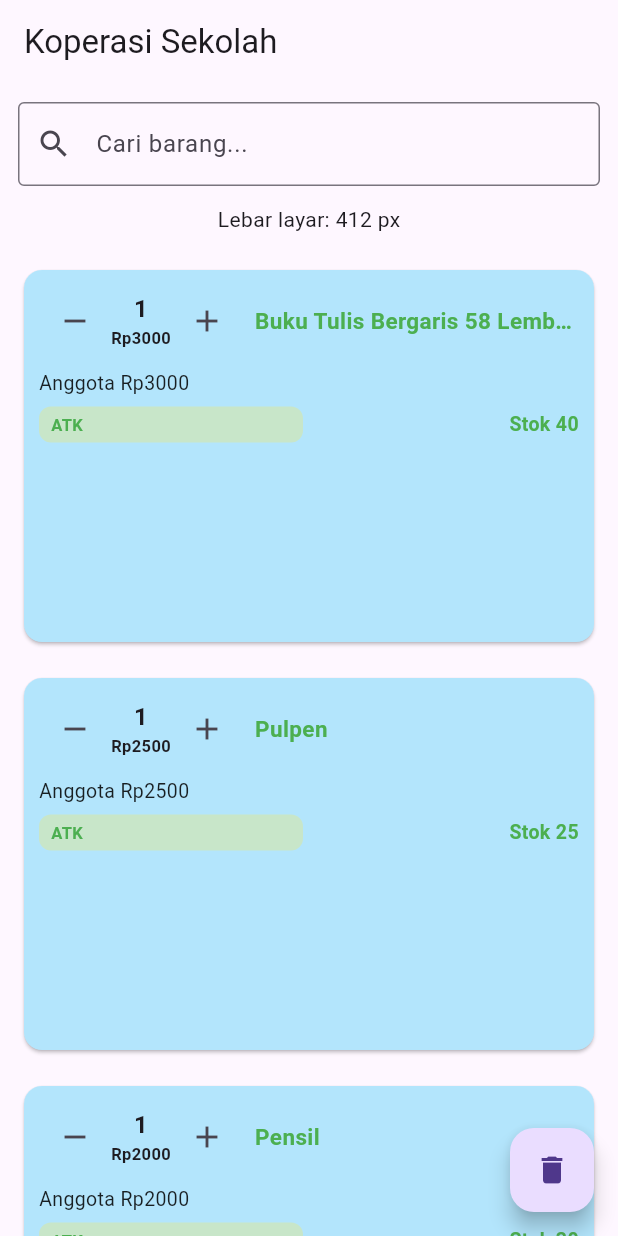
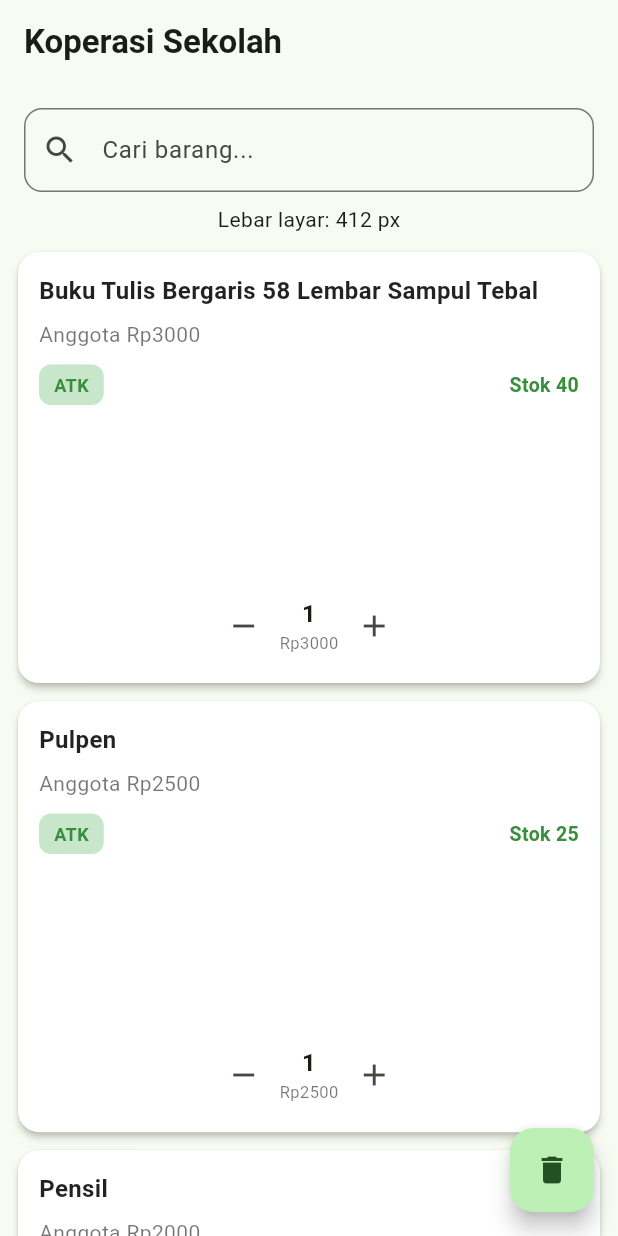
Before and after one commit to aselyarpl1-pixel/Latihan01_06, a Flutter app: the screen it shows after launch, on a phone screen of 412 x 824 dp. Run offline on Flutter 3.47's test engine with Material 3 defaults, Android fonts, the phone set to English and light mode, and no system bars.

Commit message:
LKM-12 antarmuka utuh

```diff
--- a/kopsis_ui/lib/barang_card.dart
+++ b/kopsis_ui/lib/barang_card.dart
@@ -20,69 +20,61 @@ class BarangCard extends StatelessWidget {
   @override
   Widget build(BuildContext context) {
     return Card(
-      margin: const EdgeInsets.all(8),
-      color: Colors.lightBlue.shade100,
+      margin: EdgeInsets.zero,
+
+      elevation: 2,
+
+      shape: RoundedRectangleBorder(
+        borderRadius: BorderRadius.circular(14),
+      ),
+
+      color: Colors.white,
 
       child: Padding(
-        padding: const EdgeInsets.all(10),
+        padding: const EdgeInsets.all(14),
 
         child: Column(
-          mainAxisSize: MainAxisSize.min,
           crossAxisAlignment: CrossAxisAlignment.start,
           children: [
-
-            // BAGIAN NAMA DAN JUMLAH
-            Row(
-              children: [
-                // Tombol jumlah
-                KeranjangItem(
-                  stok: stok,
-                  harga: hargaAnggota,
-                ),
-
-                const SizedBox(width: 8),
-
-                // Nama barang menggunakan Expanded
-                // agar tidak melebar keluar Card
-                Expanded(
-                  child: Text(
+            // =========================
+            // NAMA BARANG
+            // =========================
+            Text(
               nama,
-                    maxLines: 1,
+              maxLines: 2,
               overflow: TextOverflow.ellipsis,
               style: const TextStyle(
-                      color: Colors.green,
+                fontSize: 16,
                 fontWeight: FontWeight.bold,
-                      fontSize: 15,
+                color: Colors.black87,
               ),
-                  ),
-                ),
-              ],
             ),
 
             const SizedBox(height: 8),
 
-            // HARGA
+            // =========================
+            // HARGA ANGGOTA
+            // =========================
             Text(
               'Anggota Rp$hargaAnggota',
-              maxLines: 1,
-              overflow: TextOverflow.ellipsis,
               style: const TextStyle(
-                color: Colors.black87,
-                fontSize: 13,
+                fontSize: 14,
+                color: Colors.black54,
               ),
             ),
 
-            const SizedBox(height: 6),
+            const SizedBox(height: 10),
 
+            // =========================
             // KATEGORI DAN STOK
+            // =========================
             Row(
               children: [
                 // Kategori
-                Expanded(
-                  child: Container(
+                Container(
                   padding: const EdgeInsets.symmetric(
-                      horizontal: 8,
-                      vertical: 4,
+                    horizontal: 10,
+                    vertical: 5,
                   ),
                   decoration: BoxDecoration(
                     color: Colors.green.shade100,
@@ -90,34 +82,38 @@ class BarangCard extends StatelessWidget {
                   ),
                   child: Text(
                     kategori,
-                      maxLines: 1,
-                      overflow: TextOverflow.ellipsis,
-                      style: const TextStyle(
-                        color: Colors.green,
-                        fontSize: 11,
+                    style: TextStyle(
+                      color: Colors.green.shade700,
+                      fontSize: 12,
                       fontWeight: FontWeight.bold,
                     ),
                   ),
                 ),
-                ),
 
-                const SizedBox(width: 8),
+                const Spacer(),
 
                 // Stok
-                Expanded(
-                  child: Text(
-                    'Stok ${stok.toString()}',
-                    maxLines: 1,
-                    overflow: TextOverflow.ellipsis,
-                    textAlign: TextAlign.end,
-                    style: const TextStyle(
-                      color: Colors.green,
+                Text(
+                  'Stok $stok',
+                  style: TextStyle(
+                    color: Colors.green.shade700,
                     fontWeight: FontWeight.bold,
                     fontSize: 13,
                   ),
                 ),
+              ],
             ),
-              ],
+
+            const Spacer(),
+
+            // =========================
+            // KERANJANG / JUMLAH
+            // =========================
+            Center(
+              child: KeranjangItem(
+                stok: stok,
+                harga: hargaAnggota,
+              ),
             ),
           ],
         ),
--- a/kopsis_ui/lib/keranjang_item.dart
+++ b/kopsis_ui/lib/keranjang_item.dart
@@ -1,68 +1,7 @@
 import 'package:flutter/material.dart';
 
-void main() {
-  runApp(const MyApp());
-}
-
-// Widget utama aplikasi
-class MyApp extends StatelessWidget {
-  const MyApp({super.key});
-
-  @override
-  Widget build(BuildContext context) {
-    return MaterialApp(
-      debugShowCheckedModeBanner: false,
-      title: 'Keranjang Barang',
-      home: const HalamanKeranjang(),
-    );
-  }
-}
-
-// Halaman utama
-class HalamanKeranjang extends StatefulWidget {
-  const HalamanKeranjang({super.key});
-
-  @override
-  State<HalamanKeranjang> createState() => _HalamanKeranjangState();
-}
-
-class _HalamanKeranjangState extends State<HalamanKeranjang> {
-  // Untuk mengatur apakah KeranjangItem ditampilkan atau tidak
-  bool tampilkanKeranjang = true;
-
-  @override
-  Widget build(BuildContext context) {
-    return Scaffold(
-      appBar: AppBar(
-        title: const Text('Keranjang Barang'),
-      ),
-      body: Center(
-        child: tampilkanKeranjang
-            ? const KeranjangItem(
-                stok: 10,
-                harga: 5000,
-              )
-            : const Text(
-                'KeranjangItem sudah dihapus',
-                style: TextStyle(
-                  fontSize: 18,
-                ),
-              ),
-      ),
-      floatingActionButton: FloatingActionButton(
-        onPressed: () {
-          setState(() {
-            tampilkanKeranjang = false;
-          });
-        },
-        child: const Icon(Icons.delete),
-      ),
-    );
-  }
-}
-
 // KeranjangItem menggunakan StatefulWidget
-// karena jumlah barang dapat berubah saat tombol + atau - ditekan.
+// karena jumlah barang bisa berubah.
 class KeranjangItem extends StatefulWidget {
   final int stok;
   final int harga;
@@ -77,7 +16,6 @@ class KeranjangItem extends StatefulWidget {
   State<KeranjangItem> createState() => _KeranjangItemState();
 }
 
-// State untuk menyimpan jumlah barang yang dipilih.
 class _KeranjangItemState extends State<KeranjangItem> {
   late int jumlah;
 
@@ -85,16 +23,12 @@ class _KeranjangItemState extends State<KeranjangItem> {
   void initState() {
     super.initState();
 
-    // Menampilkan pesan lifecycle
-    // ignore: avoid_print
-    print('initState dipanggil');
-
-    // Jika stok tersedia, jumlah awal adalah 1.
-    // Jika stok 0, jumlah awal adalah 0.
+    // Jika stok tersedia, jumlah awal = 1.
+    // Jika stok 0, jumlah awal = 0.
     jumlah = widget.stok > 0 ? 1 : 0;
   }
 
-  // Fungsi untuk mengurangi jumlah barang.
+  // Mengurangi jumlah
   void kurangiJumlah() {
     if (jumlah > 0) {
       setState(() {
@@ -103,15 +37,13 @@ class _KeranjangItemState extends State<KeranjangItem> {
     }
   }
 
-  // Fungsi untuk menambah jumlah barang.
+  // Menambah jumlah
   void tambahJumlah() {
-    // Jumlah tidak boleh melebihi stok.
     if (jumlah < widget.stok) {
       setState(() {
         jumlah++;
       });
     } else {
-      // Menampilkan pesan jika jumlah sudah mencapai stok.
       ScaffoldMessenger.of(context).showSnackBar(
         const SnackBar(
           content: Text(
@@ -124,23 +56,20 @@ class _KeranjangItemState extends State<KeranjangItem> {
 
   @override
   Widget build(BuildContext context) {
-    // Menampilkan pesan setiap kali build dipanggil.
-    // ignore: avoid_print
-    print('build dipanggil');
-
-    // Menghitung total harga berdasarkan jumlah barang.
-    int totalHarga = widget.harga * jumlah;
+    // Menghitung total harga
+    final int totalHarga = widget.harga * jumlah;
 
     return Row(
       mainAxisSize: MainAxisSize.min,
       children: [
-        // Tombol untuk mengurangi jumlah.
+        // Tombol -
         IconButton(
+          onPressed: jumlah > 0 ? kurangiJumlah : null,
           icon: const Icon(Icons.remove),
-          onPressed: kurangiJumlah,
+          tooltip: 'Kurangi',
         ),
 
-        // Menampilkan jumlah dan total harga.
+        // Jumlah dan total
         Column(
           mainAxisSize: MainAxisSize.min,
           children: [
@@ -151,31 +80,26 @@ class _KeranjangItemState extends State<KeranjangItem> {
                 fontWeight: FontWeight.bold,
               ),
             ),
+
             Text(
               'Rp$totalHarga',
               style: const TextStyle(
                 fontSize: 11,
-                fontWeight: FontWeight.bold,
+                color: Colors.black54,
               ),
             ),
           ],
         ),
 
-        // Tombol untuk menambah jumlah.
+        // Tombol +
         IconButton(
+          onPressed: jumlah < widget.stok
+              ? tambahJumlah
+              : null,
           icon: const Icon(Icons.add),
-          onPressed: tambahJumlah,
+          tooltip: 'Tambah',
         ),
       ],
     );
   }
-
-  @override
-  void dispose() {
-    // Menampilkan pesan ketika State dihapus.
-    // ignore: avoid_print
-    print('dispose dipanggil');
-
-    super.dispose();
-  }
 }
--- a/kopsis_ui/lib/main.dart
+++ b/kopsis_ui/lib/main.dart
@@ -124,19 +124,13 @@ class _MyAppState extends State<MyApp> {
       },
     ];
 
-    // =========================
-    // FILTER STOK
-    // =========================
-    final barangTersedia =
-        daftarBarang.where((barang) {
+    // Hanya menampilkan barang yang stoknya masih tersedia
+    final barangTersedia = daftarBarang.where((barang) {
       return barang['stok'] > 0;
     }).toList();
 
-    // =========================
-    // FILTER PENCARIAN
-    // =========================
-    final hasilCari =
-        barangTersedia.where((barang) {
+    // Filter berdasarkan pencarian
+    final hasilCari = barangTersedia.where((barang) {
       return barang['nama']
           .toString()
           .toLowerCase()
@@ -145,59 +139,58 @@ class _MyAppState extends State<MyApp> {
 
     return MaterialApp(
       debugShowCheckedModeBanner: false,
+      title: 'Koperasi Sekolah',
+
+      theme: ThemeData(
+        colorScheme: ColorScheme.fromSeed(
+          seedColor: Colors.green,
+        ),
+        useMaterial3: true,
+      ),
 
       home: Scaffold(
+        // =========================
+        // APPBAR
+        // =========================
         appBar: AppBar(
-          title: const Text('Koperasi Sekolah'),
+          title: const Text(
+            'Koperasi Sekolah',
+            style: TextStyle(
+              fontWeight: FontWeight.bold,
+            ),
+          ),
         ),
 
         // =========================
         // BODY
         // =========================
         body: tampilkanBarang
-            ? Center(
-                child: LayoutBuilder(
-                  builder: (context, constraints) {
-
-                    // Membatasi lebar tampilan maksimal 600 px
-                    final double lebarTampilan =
-                        constraints.maxWidth < 1000
-                            ? constraints.maxWidth
-                            : 1000;
-
-                    // =========================
-                    // MENENTUKAN JUMLAH KOLOM
-                    // =========================
-                    int kolom;
-
-                    if (lebarTampilan < 600) {
-                      kolom = 1;
-                    } else if (lebarTampilan < 900) {
-                      kolom = 2;
-                    } else {
-                      kolom = 3;
-                    }
-
-                    return SizedBox(
-                      width: lebarTampilan,
-
-                      child: Column(
+            ? Column(
                 children: [
-
                   // =========================
                   // KOTAK PENCARIAN
                   // =========================
-                          Padding(
-                            padding: const EdgeInsets.all(12),
+                  Center(
+                    child: ConstrainedBox(
+                      constraints: const BoxConstraints(
+                        maxWidth: 1000,
+                      ),
+                      child: Padding(
+                        padding: const EdgeInsets.fromLTRB(
+                          16,
+                          16,
+                          16,
+                          8,
+                        ),
                         child: TextField(
                           controller: _controller,
-
-                              decoration: const InputDecoration(
+                          decoration: InputDecoration(
                             hintText: 'Cari barang...',
-                                prefixIcon: Icon(Icons.search),
-                                border: OutlineInputBorder(),
+                            prefixIcon: const Icon(Icons.search),
+                            border: OutlineInputBorder(
+                              borderRadius: BorderRadius.circular(12),
                             ),
-
+                          ),
                           onChanged: (nilai) {
                             setState(() {
                               kataCari = nilai.toLowerCase();
@@ -205,41 +198,72 @@ class _MyAppState extends State<MyApp> {
                           },
                         ),
                       ),
+                    ),
+                  ),
 
                   // =========================
-                          // INFORMASI LEBAR LAYAR
+                  // AREA GRID
                   // =========================
+                  Expanded(
+                    child: Center(
+                      child: ConstrainedBox(
+                        constraints: const BoxConstraints(
+                          maxWidth: 1000,
+                        ),
+
+                        // LayoutBuilder untuk menentukan
+                        // jumlah kolom berdasarkan lebar layar
+                        child: LayoutBuilder(
+                          builder: (context, constraints) {
+                            final lebarLayar = constraints.maxWidth;
+
+                            int kolom;
+
+                            if (lebarLayar < 600) {
+                              kolom = 1;
+                            } else if (lebarLayar < 900) {
+                              kolom = 2;
+                            } else {
+                              kolom = 3;
+                            }
+
+                            return Column(
+                              children: [
+                                // Menampilkan lebar layar
                                 Text(
                                   'Lebar layar: '
-                            '${lebarTampilan.toStringAsFixed(0)} px',
+                                  '${lebarLayar.toStringAsFixed(0)} px',
+                                  style: const TextStyle(
+                                    fontSize: 14,
+                                  ),
                                 ),
 
                                 const SizedBox(height: 8),
 
                                 // =========================
-                          // GRID BARANG
+                                // GRIDVIEW
                                 // =========================
                                 Expanded(
                                   child: GridView.builder(
-                              padding: const EdgeInsets.all(8),
+                                    padding: const EdgeInsets.fromLTRB(
+                                      12,
+                                      4,
+                                      12,
+                                      20,
+                                    ),
 
                                     gridDelegate:
                                         SliverGridDelegateWithFixedCrossAxisCount(
-                                // Jumlah kolom
                                       crossAxisCount: kolom,
 
-                                // Card dibuat lebih tinggi
+                                      // Card lebih tinggi
                                       // agar tidak overflow
-                                childAspectRatio: 1.5,
+                                      childAspectRatio: 1.35,
 
-                                // Jarak antar kolom
-                                crossAxisSpacing: 8,
-
-                                // Jarak antar baris
-                                mainAxisSpacing: 8,
+                                      crossAxisSpacing: 12,
+                                      mainAxisSpacing: 12,
                                     ),
 
-                              // Jumlah barang
                                     itemCount: hasilCari.length,
 
                                     itemBuilder: (context, index) {
@@ -256,10 +280,13 @@ class _MyAppState extends State<MyApp> {
                                   ),
                                 ),
                               ],
-                      ),
                             );
                           },
                         ),
+                      ),
+                    ),
+                  ),
+                ],
               )
 
             // =========================
```
Lines whose indentation alone changed are shown as unchanged.
